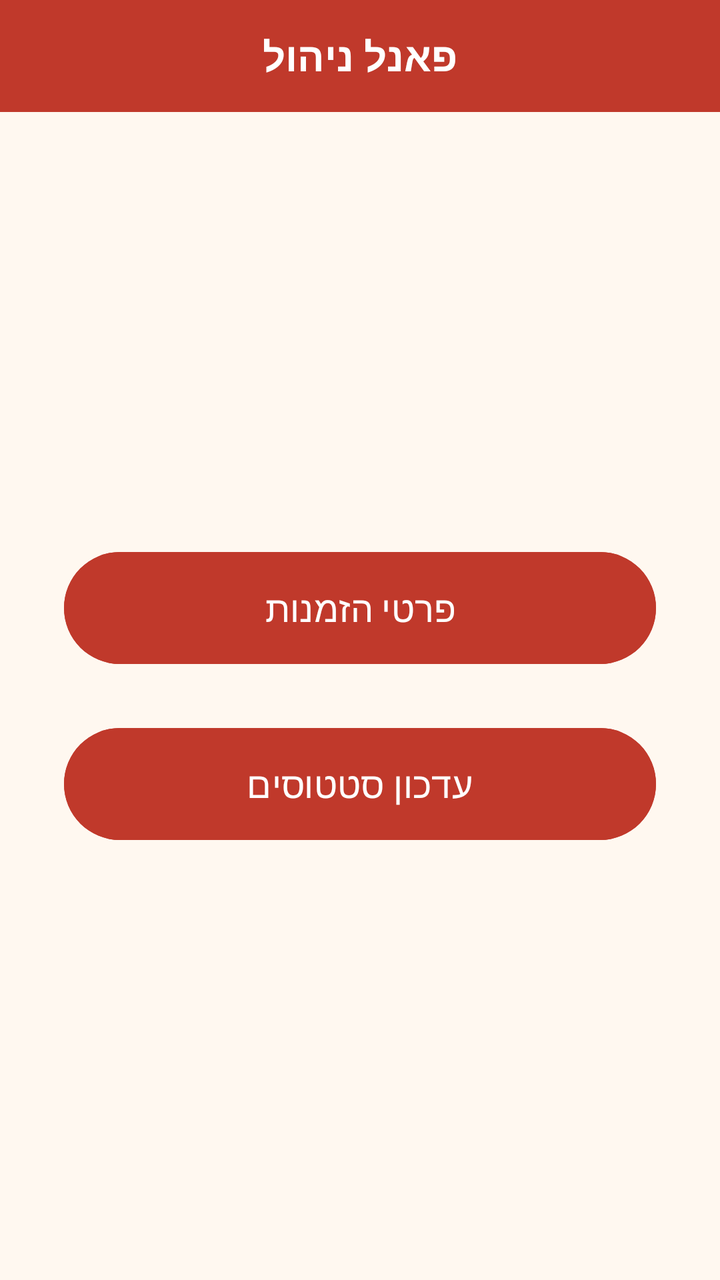
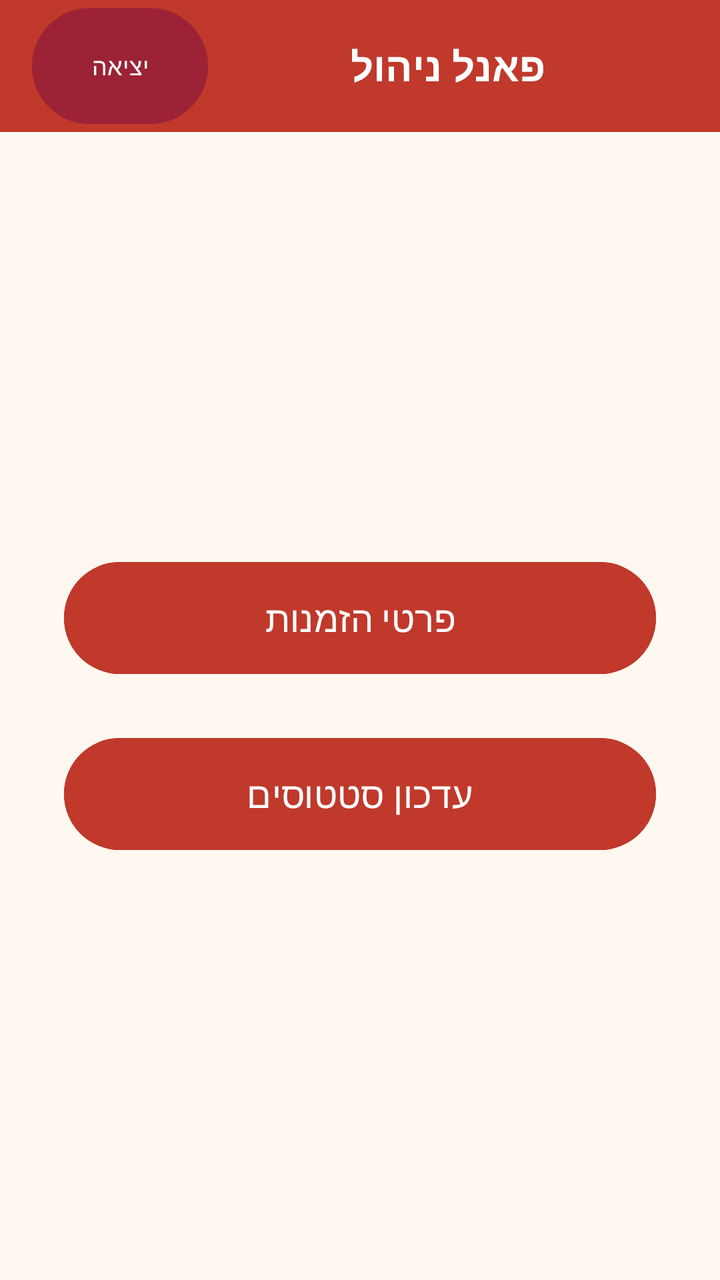

The first picture is an Android layout as it rendered before a commit; the second is the same layout after the commit. The layout source and the unified diff follow.
<!-- AndroidManifest.xml: application theme Theme.MathProjectEylon -->
<!-- res/layout/activity_main_manager.xml -->
<?xml version="1.0" encoding="utf-8"?>
<LinearLayout xmlns:android="http://schemas.android.com/apk/res/android"
    android:layout_width="match_parent"
    android:layout_height="match_parent"
    android:orientation="vertical"
    android:background="#FFF8F0">

    <LinearLayout
        android:layout_width="match_parent"
        android:layout_height="56dp"
        android:background="#C0392B"
        android:gravity="center">

        <TextView
            android:layout_width="wrap_content"
            android:layout_height="wrap_content"
            android:text="פאנל ניהול"
            android:textSize="20sp"
            android:textStyle="bold"
            android:textColor="#FFFFFF"/>
    </LinearLayout>

    <LinearLayout
        android:layout_width="match_parent"
        android:layout_height="match_parent"
        android:orientation="vertical"
        android:gravity="center"
        android:padding="32dp">

        <Button
            android:id="@+id/btnOrderDetails"
            android:layout_width="match_parent"
            android:layout_height="64dp"
            android:text="פרטי הזמנות"
            android:textSize="18sp"
            android:textColor="#FFFFFF"
            android:backgroundTint="#C0392B"
            android:layout_marginBottom="24dp"/>

        <Button
            android:id="@+id/btnUpdateStatus"
            android:layout_width="match_parent"
            android:layout_height="64dp"
            android:text="עדכון סטטוסים"
            android:textSize="18sp"
            android:textColor="#FFFFFF"
            android:backgroundTint="#C0392B"/>

    </LinearLayout>

</LinearLayout>
<!-- resources referenced by this layout -->
<resources>
  <style name="Theme.MathProjectEylon" parent="Base.Theme.MathProjectEylon" />
  <style name="Base.Theme.MathProjectEylon" parent="Theme.Material3.DayNight.NoActionBar">
          
          
      </style>
</resources>

<!-- the commit's change to res/layout/activity_main_manager.xml (unified diff, before → after) -->
@@ -7,45 +7,57 @@
 
     <LinearLayout
         android:layout_width="match_parent"
-        android:layout_height="56dp"
+        android:layout_height="66dp"
         android:background="#C0392B"
-        android:gravity="center">
+        android:gravity="center_vertical"
+        android:paddingHorizontal="16dp">
+
+        <Button
+            android:id="@+id/btnLogoutManager"
+            android:layout_width="wrap_content"
+            android:layout_height="match_parent"
+            android:text="יציאה"
+            android:textSize="12sp"
+            android:textColor="#FFFFFF"
+            android:backgroundTint="#9B2335" />
 
         <TextView
-            android:layout_width="wrap_content"
+            android:layout_width="0dp"
             android:layout_height="wrap_content"
+            android:layout_weight="1"
             android:text="פאנל ניהול"
             android:textSize="20sp"
             android:textStyle="bold"
-            android:textColor="#FFFFFF"/>
+            android:textColor="#FFFFFF"
+            android:gravity="center"/>
+
     </LinearLayout>
 
     <LinearLayout
         android:layout_width="match_parent"
         android:layout_height="match_parent"
+        android:gravity="center"
         android:orientation="vertical"
-        android:gravity="center"
         android:padding="32dp">
 
         <Button
             android:id="@+id/btnOrderDetails"
             android:layout_width="match_parent"
             android:layout_height="64dp"
+            android:layout_marginBottom="24dp"
+            android:backgroundTint="#C0392B"
             android:text="פרטי הזמנות"
-            android:textSize="18sp"
             android:textColor="#FFFFFF"
-            android:backgroundTint="#C0392B"
-            android:layout_marginBottom="24dp"/>
+            android:textSize="18sp" />
 
         <Button
             android:id="@+id/btnUpdateStatus"
             android:layout_width="match_parent"
             android:layout_height="64dp"
+            android:backgroundTint="#C0392B"
             android:text="עדכון סטטוסים"
-            android:textSize="18sp"
             android:textColor="#FFFFFF"
-            android:backgroundTint="#C0392B"/>
+            android:textSize="18sp" />
 
     </LinearLayout>
-
 </LinearLayout>
